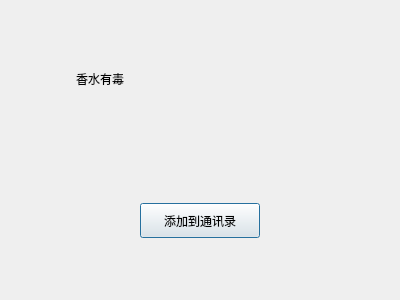
Qt form ChatClient/findsuccessdlg.ui (Zinobali/EmoChat) before a commit.
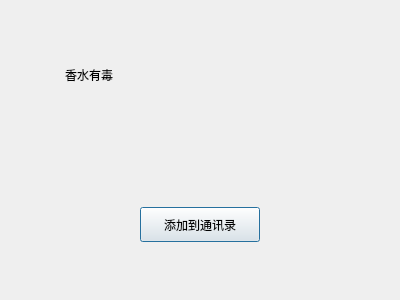
The same form after that commit. Custom widgets are drawn as their Qt base class.

The edit to the form file:
```diff
--- a/ChatClient/findsuccessdlg.ui
+++ b/ChatClient/findsuccessdlg.ui
@@ -14,6 +14,21 @@
    <string>Dialog</string>
   </property>
   <layout class="QVBoxLayout" name="verticalLayout">
+   <property name="spacing">
+    <number>0</number>
+   </property>
+   <property name="leftMargin">
+    <number>0</number>
+   </property>
+   <property name="topMargin">
+    <number>0</number>
+   </property>
+   <property name="rightMargin">
+    <number>0</number>
+   </property>
+   <property name="bottomMargin">
+    <number>0</number>
+   </property>
    <item>
     <widget class="QWidget" name="widget" native="true">
      <layout class="QHBoxLayout" name="horizontalLayout">
```
